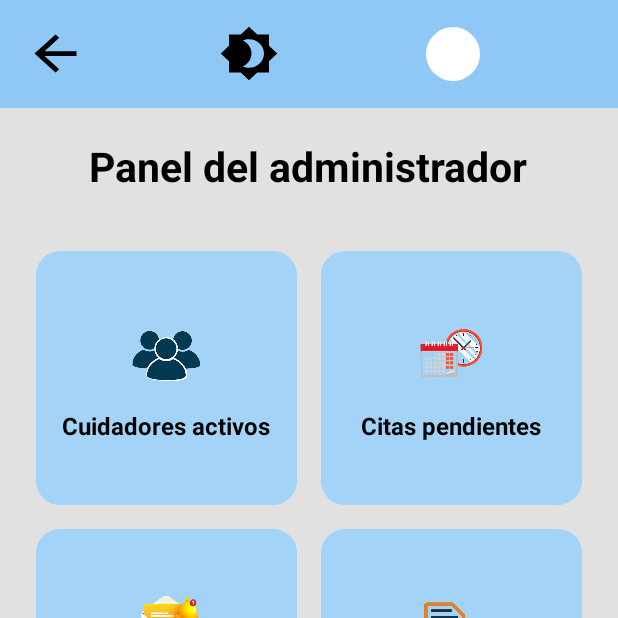
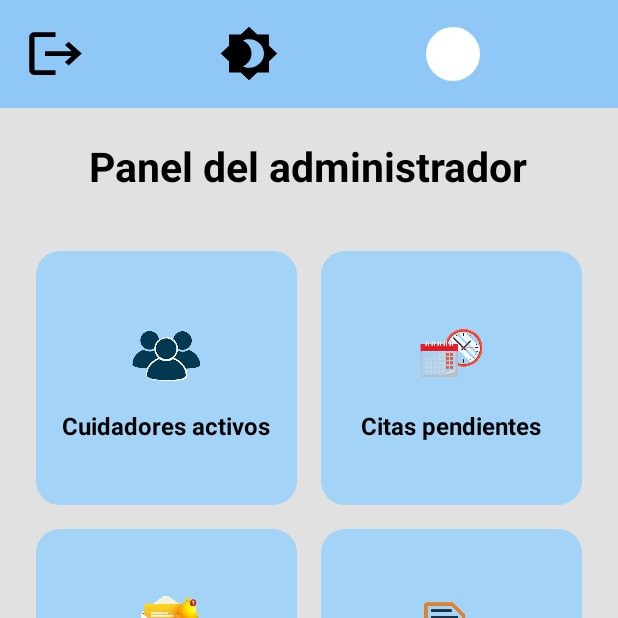
Before and after one commit to Aperlop2/App_CAPSA_JAVA, an Android app: the gestionadministradores screen opened directly, with no data from a screen before it, on a phone screen of 412 x 824 dp, the top half of it. Run offline under Robolectric (Android 15) with nearby library versions, the phone set to English and light mode, and no system bars; our stand-ins replace Firebase (no records; nobody signed in at launch, a user with empty details on screens opened directly); pictures from the network do not load.

Commit message:
implementacion de cerrar sesion

```diff
--- a/app/src/main/res/layout/gestion_administradores.xml
+++ b/app/src/main/res/layout/gestion_administradores.xml
@@ -21,7 +21,7 @@
             android:layout_width="42dp"
             android:layout_height="38dp"
             android:layout_marginEnd="50dp"
-            android:background="@drawable/ic_regresar"
+            android:background="@drawable/baseline_logout_24"
             android:contentDescription="@string/regresar"
             tools:ignore="ImageContrastCheck,TouchTargetSizeCheck" />
 
```
